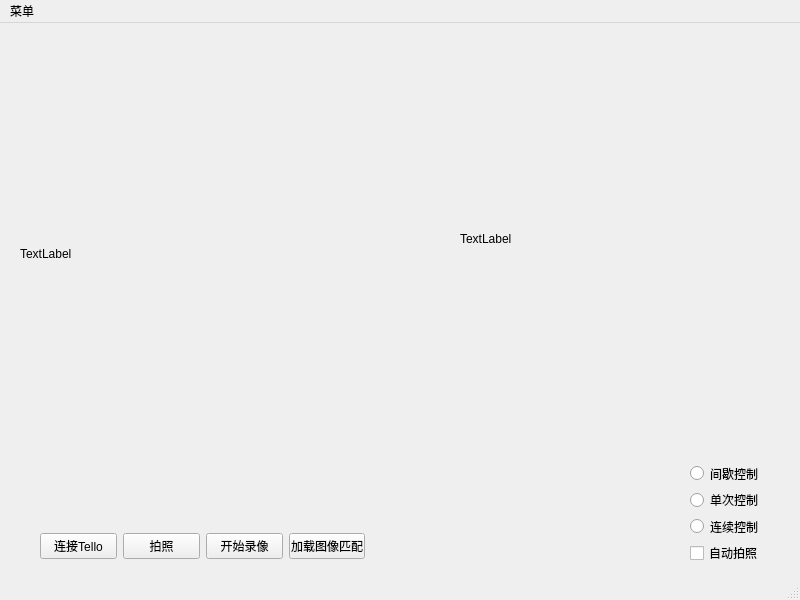
Qt form ui/MainWindow.ui (canoe-Z/TelloRS) before a commit.
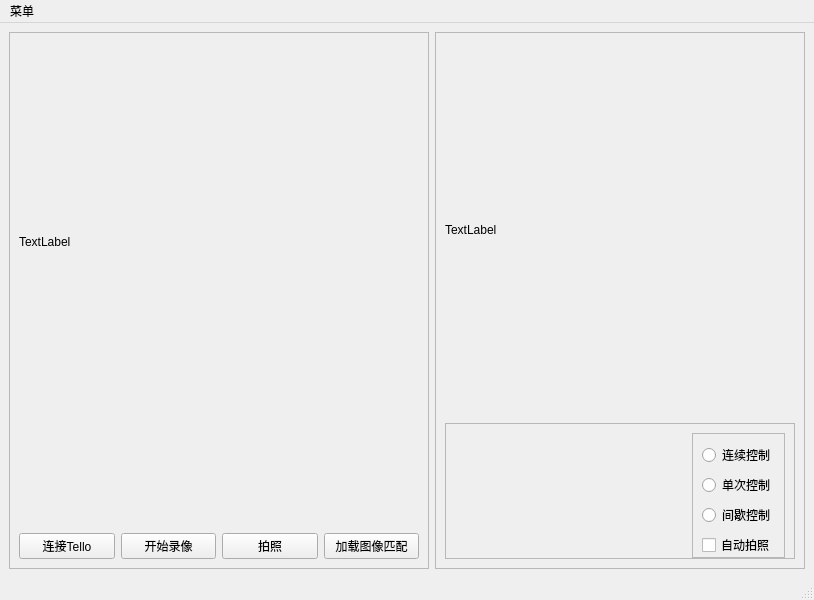
The same form after that commit.

Patch:
```diff
--- a/ui/MainWindow.ui
+++ b/ui/MainWindow.ui
@@ -6,7 +6,7 @@
    <rect>
     <x>0</x>
     <y>0</y>
-    <width>800</width>
+    <width>814</width>
     <height>600</height>
    </rect>
   </property>
@@ -14,38 +14,75 @@
    <string>TelloRS</string>
   </property>
   <widget class="QWidget" name="centralwidget">
-   <widget class="QWidget" name="layoutWidget">
-    <property name="geometry">
-     <rect>
-      <x>40</x>
-      <y>510</y>
-      <width>325</width>
-      <height>26</height>
-     </rect>
-    </property>
     <layout class="QHBoxLayout" name="horizontalLayout">
-     <item alignment="Qt::AlignBottom">
+    <item>
+     <widget class="QFrame" name="frame_2">
+      <property name="frameShape">
+       <enum>QFrame::StyledPanel</enum>
+      </property>
+      <property name="frameShadow">
+       <enum>QFrame::Raised</enum>
+      </property>
+      <layout class="QVBoxLayout" name="verticalLayout_2">
+       <item>
+        <widget class="QLabel" name="label_source">
+         <property name="enabled">
+          <bool>true</bool>
+         </property>
+         <property name="sizePolicy">
+          <sizepolicy hsizetype="Preferred" vsizetype="Preferred">
+           <horstretch>0</horstretch>
+           <verstretch>0</verstretch>
+          </sizepolicy>
+         </property>
+         <property name="minimumSize">
+          <size>
+           <width>400</width>
+           <height>400</height>
+          </size>
+         </property>
+         <property name="text">
+          <string>TextLabel</string>
+         </property>
+        </widget>
+       </item>
+       <item>
+        <spacer name="verticalSpacer_3">
+         <property name="orientation">
+          <enum>Qt::Vertical</enum>
+         </property>
+         <property name="sizeHint" stdset="0">
+          <size>
+           <width>20</width>
+           <height>40</height>
+          </size>
+         </property>
+        </spacer>
+       </item>
+       <item>
+        <layout class="QHBoxLayout" name="horizontalLayout_2">
+         <item>
       <widget class="QPushButton" name="btn_connect">
        <property name="text">
         <string>连接Tello</string>
        </property>
       </widget>
      </item>
-     <item alignment="Qt::AlignBottom">
-      <widget class="QPushButton" name="btn_takephoto">
-       <property name="text">
-        <string>拍照</string>
-       </property>
-      </widget>
-     </item>
-     <item alignment="Qt::AlignBottom">
+         <item>
       <widget class="QPushButton" name="btn_record">
        <property name="text">
         <string>开始录像</string>
        </property>
       </widget>
      </item>
-     <item alignment="Qt::AlignBottom">
+         <item>
+          <widget class="QPushButton" name="btn_takephoto">
+           <property name="text">
+            <string>拍照</string>
+           </property>
+          </widget>
+         </item>
+         <item>
       <widget class="QPushButton" name="pushButton">
        <property name="text">
         <string>加载图像匹配</string>
@@ -53,40 +90,157 @@
       </widget>
      </item>
     </layout>
-   </widget>
-   <widget class="QWidget" name="layoutWidget">
-    <property name="geometry">
-     <rect>
-      <x>690</x>
-      <y>440</y>
-      <width>73</width>
-      <height>100</height>
-     </rect>
+       </item>
+      </layout>
+     </widget>
+    </item>
+    <item>
+     <widget class="QFrame" name="frame">
+      <property name="minimumSize">
+       <size>
+        <width>0</width>
+        <height>150</height>
+       </size>
+      </property>
+      <property name="frameShape">
+       <enum>QFrame::StyledPanel</enum>
+      </property>
+      <property name="frameShadow">
+       <enum>QFrame::Raised</enum>
     </property>
     <layout class="QVBoxLayout" name="verticalLayout">
-     <item alignment="Qt::AlignRight">
-      <widget class="QRadioButton" name="rbtn_move_fixed">
-       <property name="text">
-        <string>间歇控制</string>
-       </property>
-      </widget>
-     </item>
-     <item alignment="Qt::AlignRight">
-      <widget class="QRadioButton" name="rbtn_move_single">
+       <item>
+        <spacer name="verticalSpacer_2">
+         <property name="orientation">
+          <enum>Qt::Vertical</enum>
+         </property>
+         <property name="sizeHint" stdset="0">
+          <size>
+           <width>20</width>
+           <height>40</height>
+          </size>
+         </property>
+        </spacer>
+       </item>
+       <item>
+        <widget class="QLabel" name="label_template">
+         <property name="minimumSize">
+          <size>
+           <width>350</width>
+           <height>200</height>
+          </size>
+         </property>
+         <property name="maximumSize">
+          <size>
+           <width>16777215</width>
+           <height>300</height>
+          </size>
+         </property>
        <property name="text">
-        <string>单次控制</string>
+          <string>TextLabel</string>
        </property>
       </widget>
      </item>
-     <item alignment="Qt::AlignRight">
+       <item>
+        <spacer name="verticalSpacer">
+         <property name="orientation">
+          <enum>Qt::Vertical</enum>
+         </property>
+         <property name="sizeHint" stdset="0">
+          <size>
+           <width>20</width>
+           <height>40</height>
+          </size>
+         </property>
+        </spacer>
+       </item>
+       <item>
+        <widget class="QFrame" name="frame_3">
+         <property name="minimumSize">
+          <size>
+           <width>0</width>
+           <height>10</height>
+          </size>
+         </property>
+         <property name="frameShape">
+          <enum>QFrame::StyledPanel</enum>
+         </property>
+         <property name="frameShadow">
+          <enum>QFrame::Raised</enum>
+         </property>
+         <layout class="QHBoxLayout" name="horizontalLayout_3">
+          <property name="bottomMargin">
+           <number>0</number>
+          </property>
+          <item>
+           <spacer name="horizontalSpacer">
+            <property name="orientation">
+             <enum>Qt::Horizontal</enum>
+            </property>
+            <property name="sizeHint" stdset="0">
+             <size>
+              <width>40</width>
+              <height>20</height>
+             </size>
+            </property>
+           </spacer>
+          </item>
+          <item>
+           <widget class="QFrame" name="frame_4">
+            <property name="minimumSize">
+             <size>
+              <width>50</width>
+              <height>0</height>
+             </size>
+            </property>
+            <property name="frameShape">
+             <enum>QFrame::StyledPanel</enum>
+            </property>
+            <property name="frameShadow">
+             <enum>QFrame::Raised</enum>
+            </property>
+            <layout class="QVBoxLayout" name="verticalLayout_3">
+             <property name="bottomMargin">
+              <number>0</number>
+             </property>
+             <item>
       <widget class="QRadioButton" name="rbtn_move_rc">
        <property name="text">
         <string>连续控制</string>
        </property>
       </widget>
      </item>
-     <item alignment="Qt::AlignRight">
+             <item>
+              <widget class="QRadioButton" name="rbtn_move_single">
+               <property name="minimumSize">
+                <size>
+                 <width>0</width>
+                 <height>0</height>
+                </size>
+               </property>
+               <property name="layoutDirection">
+                <enum>Qt::LeftToRight</enum>
+               </property>
+               <property name="text">
+                <string>单次控制</string>
+               </property>
+              </widget>
+             </item>
+             <item>
+              <widget class="QRadioButton" name="rbtn_move_fixed">
+               <property name="text">
+                <string>间歇控制</string>
+               </property>
+              </widget>
+             </item>
+             <item>
       <widget class="QCheckBox" name="chk_autocap">
+               <property name="sizePolicy">
+                <sizepolicy hsizetype="Ignored" vsizetype="Fixed">
+                 <horstretch>0</horstretch>
+                 <verstretch>0</verstretch>
+                </sizepolicy>
+               </property>
        <property name="text">
         <string>自动拍照</string>
        </property>
@@ -94,42 +248,21 @@
      </item>
     </layout>
    </widget>
-   <widget class="QLabel" name="label_source">
-    <property name="enabled">
-     <bool>true</bool>
-    </property>
-    <property name="geometry">
-     <rect>
-      <x>20</x>
-      <y>10</y>
-      <width>421</width>
-      <height>441</height>
-     </rect>
-    </property>
-    <property name="text">
-     <string>TextLabel</string>
-    </property>
-   </widget>
-   <widget class="QLabel" name="label_template">
-    <property name="geometry">
-     <rect>
-      <x>460</x>
-      <y>120</y>
-      <width>331</width>
-      <height>191</height>
-     </rect>
-    </property>
-    <property name="text">
-     <string>TextLabel</string>
-    </property>
-   </widget>
+          </item>
+         </layout>
+        </widget>
+       </item>
+      </layout>
+     </widget>
+    </item>
+   </layout>
   </widget>
   <widget class="QMenuBar" name="menubar">
    <property name="geometry">
     <rect>
      <x>0</x>
      <y>0</y>
-     <width>800</width>
+     <width>814</width>
      <height>22</height>
     </rect>
    </property>
```
Lines whose indentation alone changed are shown as unchanged.
